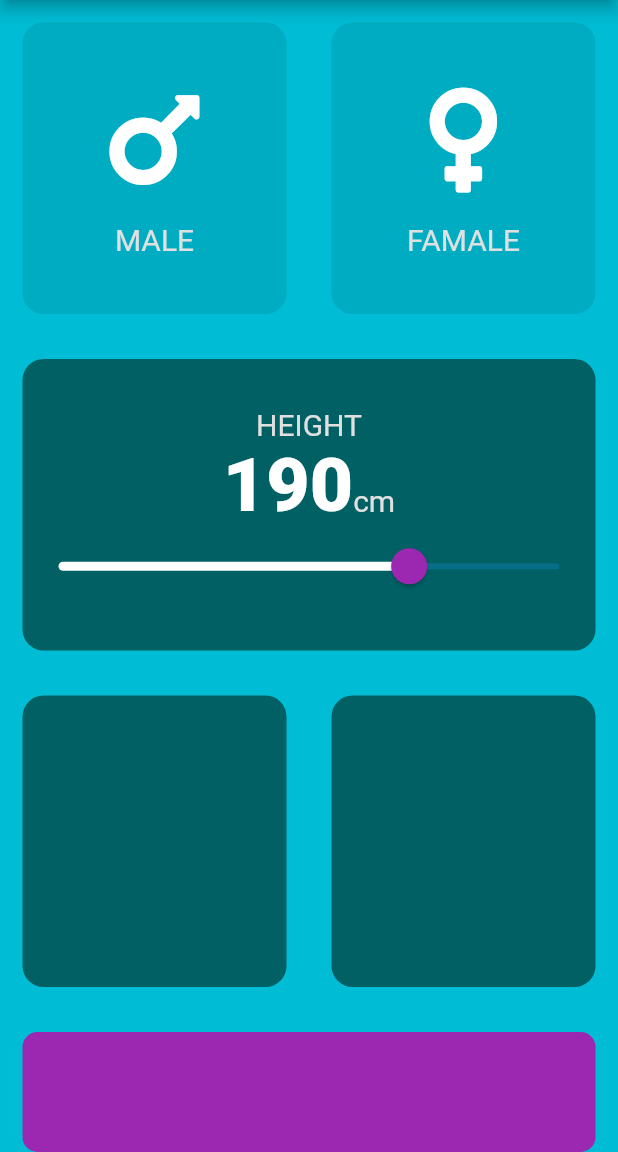
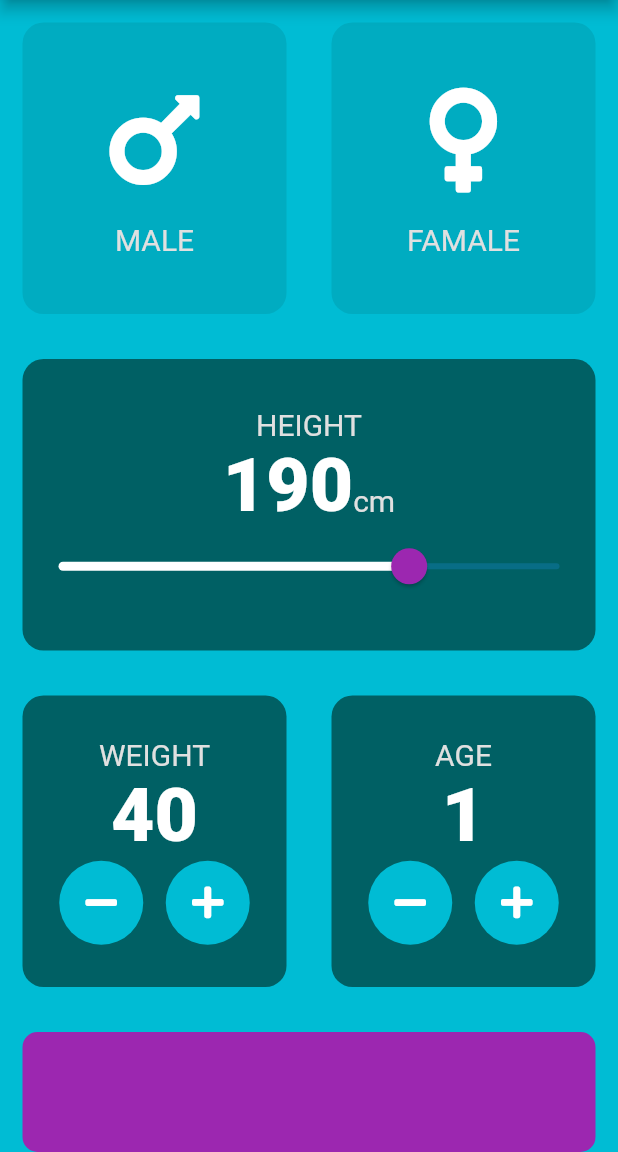
Before and after one commit to valterandremachado/ibm_calcu_flutter, a Flutter app: the screen it shows after launch, on a phone screen of 412 x 824 dp, the part 84-1236 px from its top. Run offline on Flutter 3.47's test engine with Material 2 defaults, Android fonts, the phone set to English and light mode, and no system bars; our stand-ins replace font_awesome_flutter.

Commit message:
main view is nearly completed.

```diff
--- /dev/null
+++ b/lib/custom_round_btn.dart
@@ -0,0 +1,19 @@
+import 'package:flutter/material.dart';
+
+class RoundIconButton extends StatelessWidget {
+  final IconData? icon;
+  final Function()? onPressed;
+  RoundIconButton({this.icon, this.onPressed});
+
+  @override
+  Widget build(BuildContext context) {
+    return RawMaterialButton(
+      child: Icon(icon),
+      elevation: 0,
+      constraints: BoxConstraints.tightFor(width: 56.0, height: 56.0),
+      onPressed: onPressed,
+      shape: CircleBorder(),
+      fillColor: Colors.cyan[500],
+    );
+  }
+}
--- a/lib/input_view.dart
+++ b/lib/input_view.dart
@@ -2,6 +2,7 @@ import 'package:flutter/material.dart';
 import 'package:font_awesome_flutter/font_awesome_flutter.dart';
 import 'package:bmi_calculator/reusable_card_widget.dart';
 import 'constants.dart';
+import 'custom_round_btn.dart';
 import 'gender_icon_content_widget.dart';
 
 enum Gender { male, female }
@@ -16,6 +17,8 @@ class InputView extends StatefulWidget {
 class _MainViewState extends State<InputView> {
   Gender? selectedGender;
   int userHeight = 190;
+  int userWeight = 40;
+  int userAge = 1;
 
   @override
   Widget build(BuildContext context) {
@@ -121,13 +124,89 @@ class _MainViewState extends State<InputView> {
                   Expanded(
                     child: ReusableCard(
                       cardColor: kSelectedCardColor,
-                      cardChild: null,
+                      cardChild: Column(
+                        mainAxisAlignment: MainAxisAlignment.center,
+                        children: [
+                          Text(
+                            'WEIGHT',
+                            style: kLabelStyle,
+                          ),
+                          Text(
+                            userWeight.toString(),
+                            style: kCardNumberStyle,
+                          ),
+                          Row(
+                            mainAxisAlignment: MainAxisAlignment.center,
+                            children: [
+                              RoundIconButton(
+                                onPressed: () {
+                                  setState(() {
+                                    if (userWeight > 3) {
+                                      userWeight--;
+                                    }
+                                  });
+                                },
+                                icon: FontAwesomeIcons.minus,
+                              ),
+                              SizedBox(
+                                width: 15,
+                              ),
+                              RoundIconButton(
+                                onPressed: () {
+                                  setState(() {
+                                    userWeight++;
+                                  });
+                                },
+                                icon: FontAwesomeIcons.plus,
+                              ),
+                            ],
+                          )
+                        ],
+                      ),
                     ),
                   ),
                   Expanded(
                     child: ReusableCard(
                       cardColor: kSelectedCardColor,
-                      cardChild: null,
+                      cardChild: Column(
+                        mainAxisAlignment: MainAxisAlignment.center,
+                        children: [
+                          Text(
+                            'AGE',
+                            style: kLabelStyle,
+                          ),
+                          Text(
+                            userAge.toString(),
+                            style: kCardNumberStyle,
+                          ),
+                          Row(
+                            mainAxisAlignment: MainAxisAlignment.center,
+                            children: [
+                              RoundIconButton(
+                                onPressed: () {
+                                  setState(() {
+                                    if (userAge > 1) {
+                                      userAge--;
+                                    }
+                                  });
+                                },
+                                icon: FontAwesomeIcons.minus,
+                              ),
+                              SizedBox(
+                                width: 15,
+                              ),
+                              RoundIconButton(
+                                onPressed: () {
+                                  setState(() {
+                                    userAge++;
+                                  });
+                                },
+                                icon: FontAwesomeIcons.plus,
+                              ),
+                            ],
+                          )
+                        ],
+                      ),
                     ),
                   )
                 ],
@@ -139,7 +218,8 @@ class _MainViewState extends State<InputView> {
               height: kBottomContainerHeight,
               decoration: BoxDecoration(
                   color: kBottomContainerColor,
-                  borderRadius: BorderRadius.circular(10)),
+                  borderRadius: BorderRadius.circular(10),
+              ),
             ),
           ],
         ),
```
